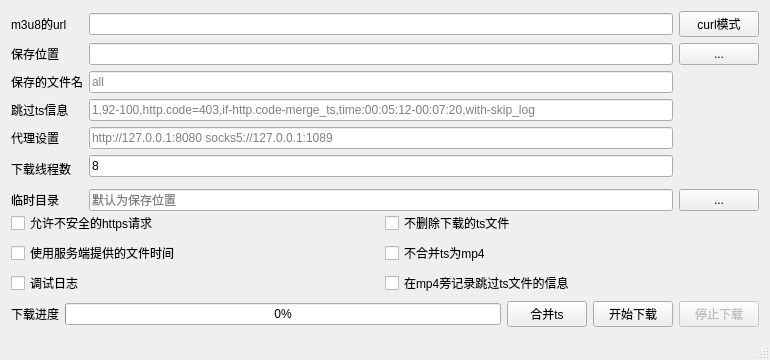
orestonce/m3u8d, file m3u8d-qt/mainwindow.ui: the form before one commit.
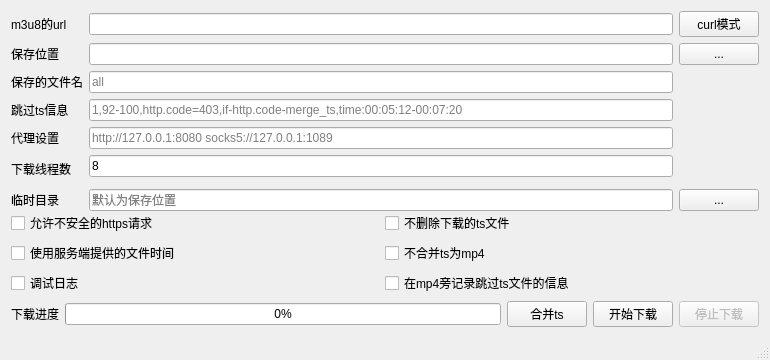
The form after the commit.

Commit message: 跳过表达式策略修改 1. 使用!time保留需要下载的分片时, 保留边界分片 2. 使用time剔除需要下载的分片时, 保留边界分片

What changed in the file:
```diff
--- a/m3u8d-qt/mainwindow.ui
+++ b/m3u8d-qt/mainwindow.ui
@@ -97,7 +97,7 @@
           <item row="3" column="1">
            <widget class="QLineEdit" name="lineEdit_SkipTsExpr">
             <property name="placeholderText">
-             <string>1,92-100,http.code=403,if-http.code-merge_ts,time:00:05:12-00:07:20,with-skip_log</string>
+             <string>1,92-100,http.code=403,if-http.code-merge_ts,time:00:05:12-00:07:20</string>
             </property>
            </widget>
           </item>
```
The commit also changes 5 other files.
